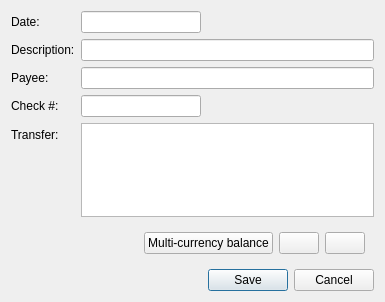
Qt form qt/ui/transaction_panel.ui (Mouchnino/moneyguru) before a commit.
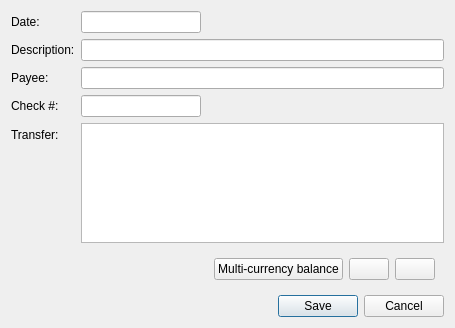
The same form after that commit. Icons and pictures are not drawn. Custom widgets are drawn as their Qt base class.

Commit message:
qt: Fixed split edition.
extra : convert_revision : svn%3A7afd0f2a-1d33-46b8-9979-f8add37626ee/trunk%40345

```diff
--- a/qt/ui/transaction_panel.ui
+++ b/qt/ui/transaction_panel.ui
@@ -6,8 +6,8 @@
    <rect>
     <x>0</x>
     <y>0</y>
-    <width>385</width>
-    <height>302</height>
+    <width>455</width>
+    <height>328</height>
    </rect>
   </property>
   <property name="windowTitle">
```
Left out of the diff: 6 changed lines with no effect on the pictures. The commit also changes 1 other file.
